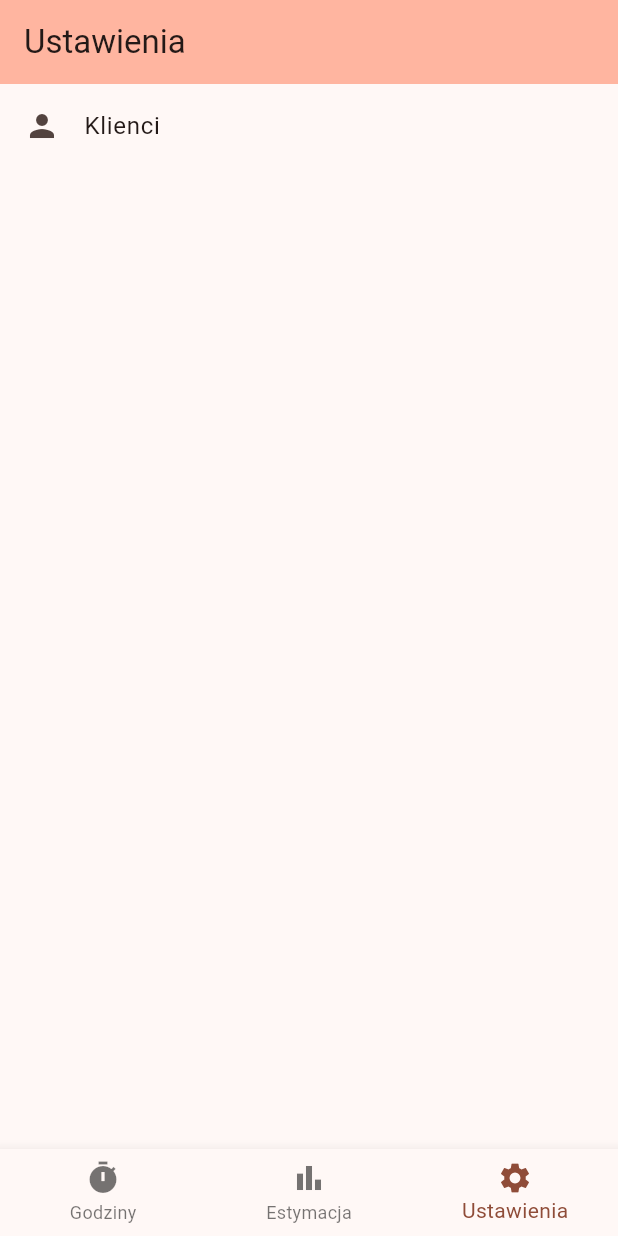
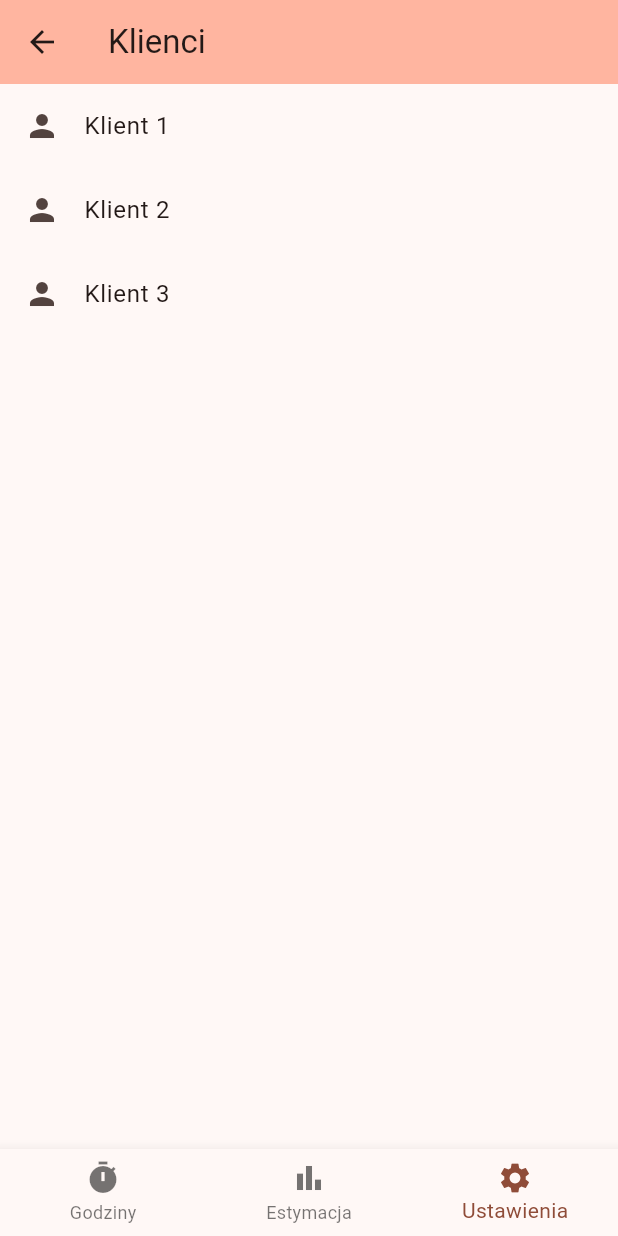
Before and after one commit to mariuszfoltak/WorkTimeRegistry, a Flutter app: the screen it shows after launch, item 3 of the bottom bar chosen, after a tap on "Klienci", on a phone screen of 412 x 824 dp. Run offline on Flutter 3.47's test engine with Material 2 defaults, Android fonts, the light colour scheme and no system bars.

Commit message:
Add nested navigation for settings

```diff
--- a/lib/main.dart
+++ b/lib/main.dart
@@ -1,6 +1,6 @@
 import 'package:flutter/material.dart';
 import 'package:work_time_tracker/hours.dart';
-import 'package:work_time_tracker/settings.dart';
+import 'package:work_time_tracker/settings/settings.dart';
 
 void main() {
   runApp(const MyApp());
--- /dev/null
+++ b/lib/settings/settings.dart
@@ -0,0 +1,32 @@
+import 'package:flutter/material.dart';
+import 'package:work_time_tracker/settings/settings_clients.dart';
+import 'package:work_time_tracker/settings/settings_root.dart';
+
+class Routes {
+  static const root = "/";
+  static const clients = "/clients";
+}
+
+class SettingsPage extends StatelessWidget {
+  const SettingsPage({super.key});
+
+  Map<String, WidgetBuilder> _routeBuilders(BuildContext context) {
+    return {
+      Routes.root: (context) => const SettingsRootPage(),
+      Routes.clients: (context) => const SettingsClientsPage(),
+    };
+  }
+
+  @override
+  Widget build(BuildContext context) {
+    var routeBuilders = _routeBuilders(context);
+
+    return Navigator(
+      key: GlobalKey(),
+      initialRoute: Routes.root,
+      onGenerateRoute: (routeSettings) => MaterialPageRoute(
+        builder: (context) => routeBuilders[routeSettings.name]!(context),
+      ),
+    );
+  }
+}
--- /dev/null
+++ b/lib/settings/settings_clients.dart
@@ -0,0 +1,39 @@
+import 'package:flutter/material.dart';
+
+class SettingsClientsPage extends StatefulWidget {
+  const SettingsClientsPage({super.key});
+
+  @override
+  State<SettingsClientsPage> createState() => _SettingsClientsPageState();
+}
+
+class _SettingsClientsPageState extends State<SettingsClientsPage> {
+  @override
+  Widget build(BuildContext context) {
+    return Scaffold(
+      appBar: AppBar(
+        backgroundColor: Theme.of(context).colorScheme.inversePrimary,
+        title: Text("Klienci"),
+      ),
+      body: ListView(
+        children: <Widget>[
+          ListTile(
+            leading: Icon(Icons.person),
+            title: Text("Klient 1"),
+            onTap: () => print("test"),
+          ),
+          ListTile(
+            leading: Icon(Icons.person),
+            title: Text("Klient 2"),
+            onTap: () => print("Klient 2"),
+          ),
+          ListTile(
+            leading: Icon(Icons.person),
+            title: Text("Klient 3"),
+            onTap: () => print("Klient 3"),
+          ),
+        ],
+      ),
+    );
+  }
+}
--- a/lib/settings.dart
+++ b/lib/settings/settings_root.dart
@@ -1,13 +1,9 @@
 import 'package:flutter/material.dart';
+import 'package:work_time_tracker/settings/settings.dart';
 
-class SettingsPage extends StatefulWidget {
-  const SettingsPage({super.key});
+class SettingsRootPage extends StatelessWidget {
+  const SettingsRootPage({super.key});
 
-  @override
-  State<SettingsPage> createState() => _SettingsPageState();
-}
-
-class _SettingsPageState extends State<SettingsPage> {
   @override
   Widget build(BuildContext context) {
     return Scaffold(
@@ -20,7 +16,7 @@ class _SettingsPageState extends State<SettingsPage> {
           ListTile(
             leading: Icon(Icons.person),
             title: Text("Klienci"),
-            onTap: () => print("test"),
+            onTap: () => Navigator.pushNamed(context, Routes.clients),
           ),
         ],
       ),
```
